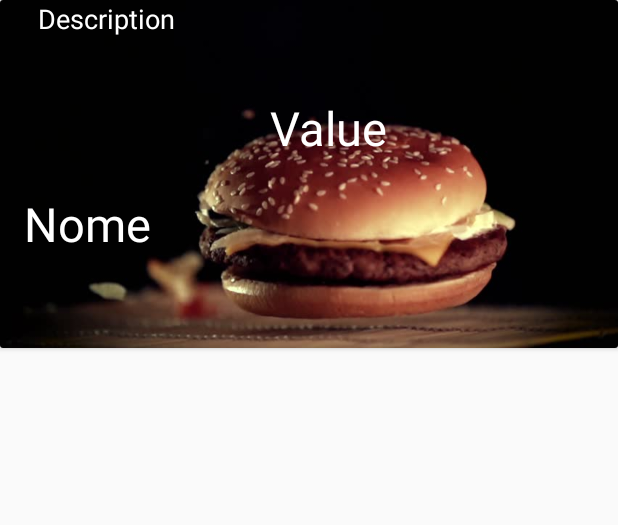
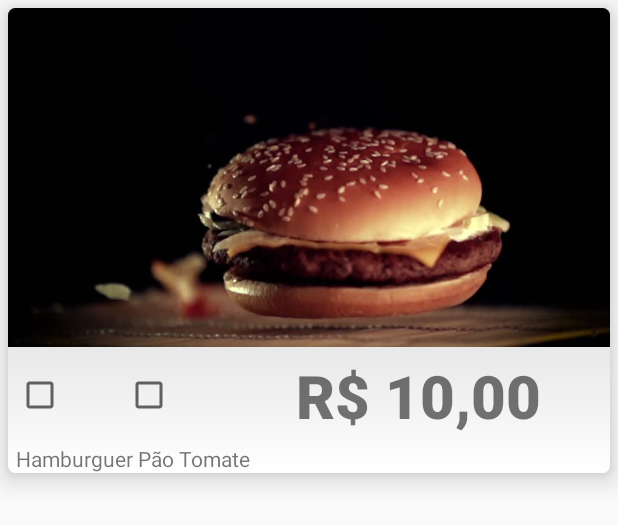
Before and after one commit to phelipp/i-starve, an Android app: the layout card_loja.xml on its own in the app's theme, with its tools: preview values and no code run, on a phone screen of 412 x 824 dp. Shown: the top 525 px of the screen. Run offline under Robolectric (Android 15) with nearby library versions, the phone set to English and light mode, and no system bars.

```diff
--- /dev/null
+++ b/app/src/main/res/drawable/gradiente_card_loja.xml
@@ -0,0 +1,13 @@
+<?xml version="1.0" encoding="utf-8"?>
+<selector xmlns:android="http://schemas.android.com/apk/res/android">
+    <item android:state_focused="false">
+        <shape android:shape="rectangle">
+            <gradient android:angle="270" android:endColor="#fff" android:startColor="#aaa" />
+        </shape>
+    </item>
+    <item android:state_focused="true">
+        <shape android:shape="rectangle">
+            <gradient android:angle="270" android:endColor="#aaa" android:startColor="#777" />
+        </shape>
+    </item>
+</selector>
--- a/app/src/main/res/layout/activity_login.xml
+++ b/app/src/main/res/layout/activity_login.xml
@@ -8,10 +8,11 @@
     <LinearLayout
         android:id="@+id/loginLinearlayout"
         android:layout_width="match_parent"
-        android:layout_height="match_parent"
+        android:layout_height="wrap_content"
         android:orientation="vertical"
         android:gravity="center"
-        android:padding="40dp"
+
+        android:foregroundGravity="center_vertical"
         app:layout_constraintBottom_toBottomOf="parent"
         app:layout_constraintEnd_toEndOf="parent"
         app:layout_constraintStart_toStartOf="parent"
--- a/app/src/main/res/layout/card_loja.xml
+++ b/app/src/main/res/layout/card_loja.xml
@@ -1,19 +1,24 @@
 <?xml version="1.0" encoding="utf-8"?>
-<androidx.cardview.widget.CardView xmlns:android="http://schemas.android.com/apk/res/android"
+<androidx.cardview.widget.CardView
+    xmlns:android="http://schemas.android.com/apk/res/android"
     xmlns:app="http://schemas.android.com/apk/res-auto"
     xmlns:tools="http://schemas.android.com/tools"
+    app:cardElevation="10dp"
+    android:layout_margin="5dp"
+    app:cardCornerRadius="5dp"
     android:layout_width="match_parent"
-    android:layout_height="wrap_content">
-
-    <androidx.constraintlayout.widget.ConstraintLayout
-
+    android:layout_height="wrap_content"
+    android:background="@drawable/gradiente_card_loja"
+    >
+    <LinearLayout
         android:layout_width="match_parent"
         android:layout_height="wrap_content"
+        android:orientation="vertical"
         app:layout_constraintEnd_toEndOf="parent"
         app:layout_constraintStart_toStartOf="parent"
-        app:layout_constraintTop_toTopOf="parent">
-
-
+        app:layout_constraintTop_toTopOf="parent"
+        android:background="@drawable/gradiente_card_loja"
+        >
         <ImageView
             android:id="@+id/image"
             android:layout_width="match_parent"
@@ -21,62 +26,47 @@
             android:adjustViewBounds="true"
             android:cropToPadding="false"
             android:scaleType="centerCrop"
-            android:src="@drawable/hamburguer2"
-            app:layout_constraintHorizontal_bias="0.0"
-            app:layout_constraintStart_toStartOf="parent"
-            app:layout_constraintEnd_toEndOf="parent"
-            app:layout_constraintTop_toTopOf="parent" />
-
-        <TextView
-            android:id="@+id/name"
-            android:layout_width="wrap_content"
+            android:src="@drawable/hamburguer2" />
+        <LinearLayout
+            android:layout_width="match_parent"
             android:layout_height="wrap_content"
-
-            android:layout_marginTop="128dp"
-            android:text="Nome"
-            android:textColor="#FFF"
-
-            android:textSize="14pt"
-            app:layout_constraintEnd_toEndOf="parent"
-            app:layout_constraintHorizontal_bias="0.049"
-            app:layout_constraintStart_toStartOf="parent"
-
-            app:layout_constraintTop_toTopOf="parent" />
+            android:orientation="horizontal"
+            android:padding="5dp"
+            >
+            <CheckBox
+                android:layout_width="wrap_content"
+                android:layout_height="wrap_content"
+                android:id="@+id/add_card"
+                android:layout_weight="1"
+                android:layout_gravity="center_vertical"
 
 
+                />
+            <CheckBox
+                android:layout_width="wrap_content"
+                android:layout_height="wrap_content"
 
+                android:layout_weight="1"
+                android:layout_gravity="center_vertical"
+                />
+
+            <TextView
+                android:layout_width="wrap_content"
+                android:layout_height="wrap_content"
+                android:layout_gravity="center_vertical"
+                android:layout_weight="2"
+                android:fontFamily="sans-serif-black"
+                android:text="R$ 10,00"
+                android:textAlignment="center"
+                android:textSize="40sp" />
+        </LinearLayout>
         <TextView
-            android:id="@+id/value"
-            android:layout_width="wrap_content"
-            android:layout_height="wrap_content"
-            android:layout_marginTop="64dp"
-            android:text="Value"
-
-            android:textColor="#FFF"
-            android:textSize="14pt"
-            app:layout_constraintEnd_toEndOf="parent"
-            app:layout_constraintHorizontal_bias="0.539"
-
-            app:layout_constraintStart_toStartOf="parent"
-            app:layout_constraintTop_toTopOf="parent" />
-
-        <TextView
-            android:id="@+id/description"
             android:layout_width="match_parent"
             android:layout_height="wrap_content"
+            android:text="Hamburguer Pão Tomate"
+            android:layout_marginStart="5dp"
+            android:layout_marginEnd="5dp"
 
-            android:text="Description"
-
-            android:textColor="#FFF"
-            android:textSize="8pt"
-            app:layout_constraintEnd_toEndOf="parent"
-            app:layout_constraintHorizontal_bias="0.0"
-            android:paddingStart="25dp"
-            android:paddingEnd="25dp"
-
-            app:layout_constraintStart_toStartOf="parent"
-            app:layout_constraintTop_toTopOf="parent" />
-    </androidx.constraintlayout.widget.ConstraintLayout>
-
-
+            />
+    </LinearLayout>
 </androidx.cardview.widget.CardView>
--- a/app/src/main/res/values/dimens.xml
+++ b/app/src/main/res/values/dimens.xml
@@ -5,4 +5,6 @@
     <dimen name="nav_header_vertical_spacing">8dp</dimen>
     <dimen name="nav_header_height">176dp</dimen>
     <dimen name="fab_margin">16dp</dimen>
+
+    <dimen name="padding_cadastro_edittext_horizontal">20dp</dimen>
 </resources>
```
Also changed, not shown: app/src/main/res/layout/activity_cadastro.xml (added, +89 -0 lines), app/src/main/res/values/strings.xml (+7 -1 lines), 1 other file.
